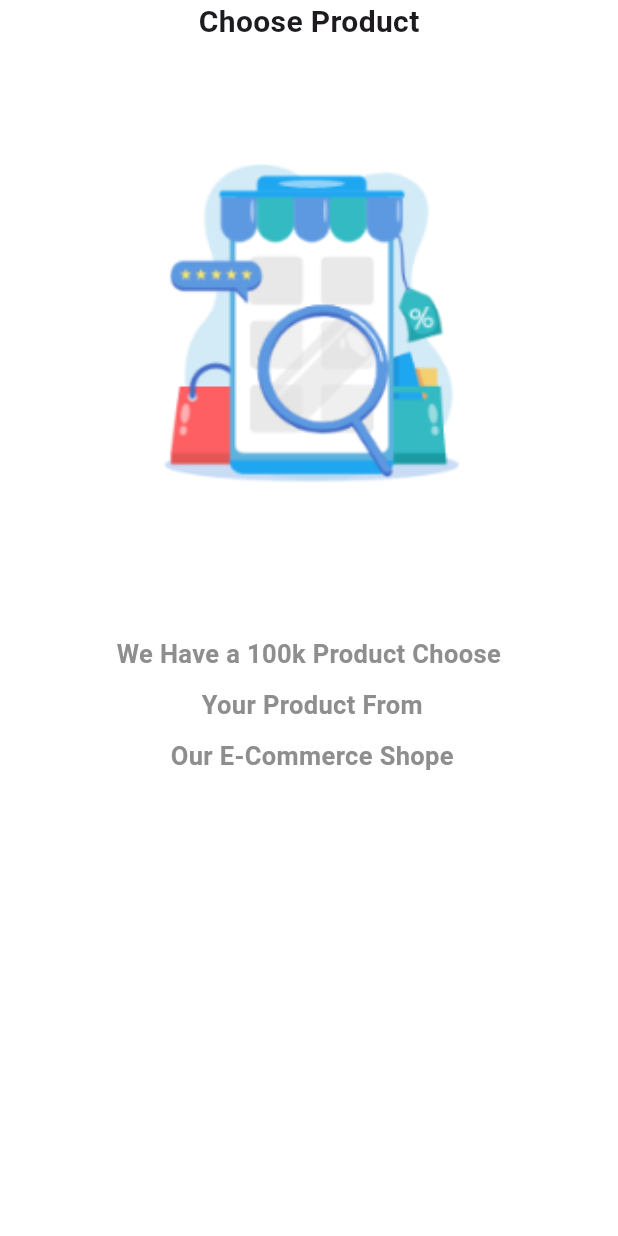
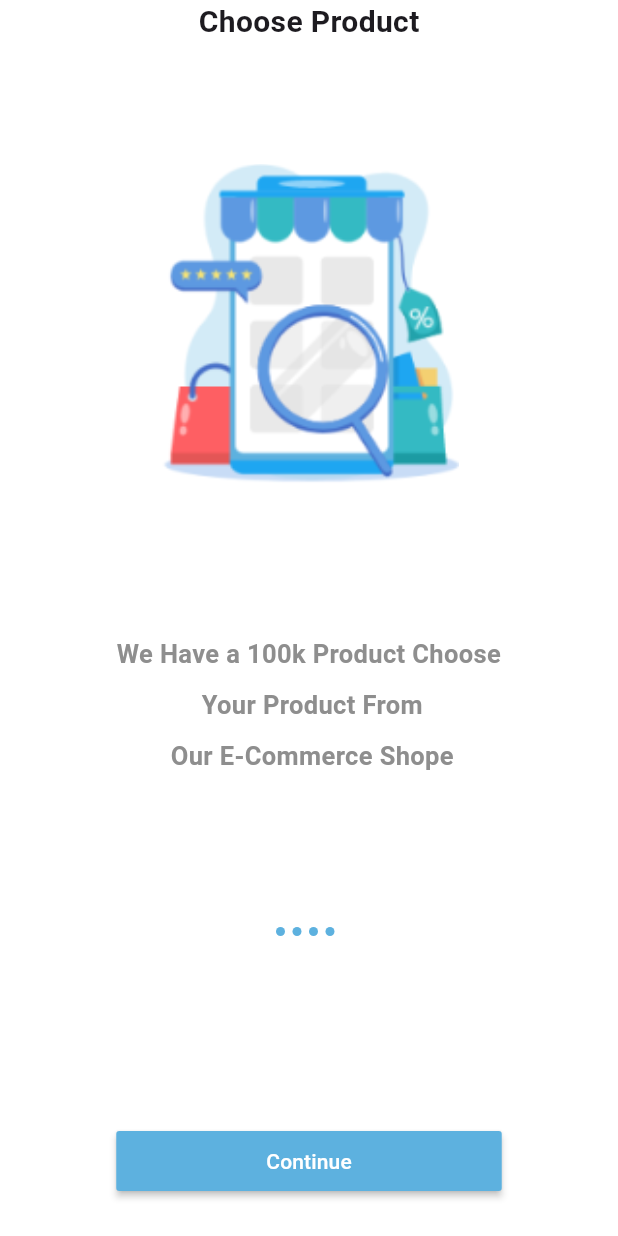
Before and after one commit to almotasim1900/knooz, a Flutter app: the screen it shows after launch, on a phone screen of 412 x 824 dp. Run offline on Flutter 3.47's test engine with Material 3 defaults, Android fonts, the phone set to English and light mode, and no system bars; our stand-ins replace get; project files that could hold a hidden picture were left out.

Commit message:
تحديث مشروع Knooz

```diff
--- a/lib/core/constant/colors.dart
+++ b/lib/core/constant/colors.dart
@@ -4,7 +4,5 @@ class AppColors {
   static const Color gray = Color(0xff8e8e8e);
   static const Color white = Colors.white;
   static const Color black = Colors.black;
-    static const Color primerycolor = Color(0xff515151);
-
-
+  static const Color primerycolor = Color(0xff5DB1DF);
 }
--- a/lib/view/screen/onboarding.dart
+++ b/lib/view/screen/onboarding.dart
@@ -1,8 +1,9 @@
 //الصفحة الاولي
-import 'package:cloud_firestore/cloud_firestore.dart';
 import 'package:flutter/material.dart';
 import 'package:koosh/core/constant/colors.dart';
-import 'package:koosh/data/datasource/static/static.dart';
+import 'package:koosh/view/widget/onboardingwidget/custombuttononboardingwidget.dart';
+import 'package:koosh/view/widget/onboardingwidget/dotscontrollerwidget.dart';
+import 'package:koosh/view/widget/onboardingwidget/slideronboardingwidget.dart';
 
 class OnBoarding extends StatelessWidget {
   const OnBoarding({super.key});
@@ -12,45 +13,32 @@ class OnBoarding extends StatelessWidget {
     return Scaffold(
       //لون الخلفية
       backgroundColor: AppColors.white,
-      body:SafeArea(child:
-      Column(
+      body: SafeArea(
+        child: Column(
           children: [
             // الاكسباندد لتفصل الاجزاء المتحركة في صفحة الاقلاع
+           const Expanded(
+              flex: 3,
+              child:
+              // F:\flutter\koosh\lib\view\widget\onboardingwidget\slideronboardingwidget.dart
+               SliderOnboardingWidget()            ),
+            //الاكسباندد الثاني لاحتواء نقاط التنقل
+            // F:\flutter\koosh\lib\view\widget\onboardingwidget\custombuttononboardingwidget.dart
             Expanded(
-            flex: 3,
-            child: PageView.builder(
-                  itemCount: onBoardingList.length,
-                  itemBuilder: (context,i)=>Column(
-                  children: [
-                    Text(onBoardingList[i].title!,style:const TextStyle(fontWeight: FontWeight.bold,fontSize: 20),),
-                   const SizedBox(height: 80,),
-                    //صور صفحة الاقلاع
-                    Image.asset(onBoardingList[i].image!,height: 230 ,width: 200,fit:BoxFit.fill,),
-                    const SizedBox(height: 80,),
-                     // حاوية خاصة بالنص تحت صور صفحة الاقلاع لاعطاءها بعض الخصائص
-                    Container(width: double.infinity,
-                    alignment: Alignment.center,
-                      child: Text(onBoardingList[i].body!,textAlign: TextAlign.center,style: TextStyle(fontWeight: FontWeight.bold,color: AppColors.gray,height: 2,fontSize: 17),))
-
-
-
+              flex: 1,
+              child: Column(
+                children:const [
+                 DotsControllerWidget(),
+                  Spacer(flex: 2),
+                  // الباتوم الخاص بالاسترار بين صفحات الاقلاع
+                  // F:\flutter\koosh\lib\view\widget\onboardingwidget\custombuttononboardingwidget.dart
+                  CustomButtonOnBoardingWidget(),
                 ],
-                )),
               ),
-          //الاكسباندد الثاني لاحتواء نقاط التنقل والباتوم
-          Expanded(flex: 1,
-            child: Column(
-            children: [
-              // ربط عدد النقاط بعدد عناصر صغحة الاقلاع
-              ...List.generate(onBoardingList.length, (index)=>AnimatedContainer(duration:const Duration(milliseconds: 900)))
-
+            ),
           ],
-          ))
-        ],
-      )
-        )
-
-
+        ),
+      ),
     );
   }
 }
--- /dev/null
+++ b/lib/view/widget/onboardingwidget/custombuttononboardingwidget.dart
@@ -0,0 +1,22 @@
+import 'package:flutter/material.dart';
+import 'package:koosh/core/constant/colors.dart';
+
+class CustomButtonOnBoardingWidget extends StatelessWidget {
+  const CustomButtonOnBoardingWidget({super.key});
+
+  @override
+  Widget build(BuildContext context) {
+    return Container(
+      margin: const EdgeInsets.only(bottom: 30),
+
+      height: 40,
+      child: MaterialButton(
+        textColor: AppColors.white,
+        color: AppColors.primerycolor,
+        padding: const EdgeInsets.symmetric(horizontal: 100, vertical: 2),
+        child: const Text('Continue'),
+        onPressed: () {},
+      ),
+    );
+  }
+}
--- /dev/null
+++ b/lib/view/widget/onboardingwidget/dotscontrollerwidget.dart
@@ -0,0 +1,30 @@
+import 'package:flutter/material.dart';
+import 'package:koosh/core/constant/colors.dart';
+import 'package:koosh/data/datasource/static/static.dart';
+
+class DotsControllerWidget extends StatelessWidget {
+  const DotsControllerWidget({super.key});
+
+  @override
+  Widget build(BuildContext context) {
+    return   Row(
+                    mainAxisAlignment: MainAxisAlignment.center,
+                    children: [
+                      // ربط عدد النقاط بعدد عناصر صغحة الاقلاع
+                      ...List.generate(
+                        onBoardingList.length,
+                        (index) => AnimatedContainer(
+                          margin: const EdgeInsets.only(right: 5),
+                          duration: const Duration(milliseconds: 900),
+                          height: 6,
+                          width: 6,
+                          decoration: BoxDecoration(
+                            color: AppColors.primerycolor,
+                            borderRadius: BorderRadius.circular(10),
+                          ),
+                        ),
+                      ),
+                    ],
+                  );
+  }
+}
--- /dev/null
+++ b/lib/view/widget/onboardingwidget/slideronboardingwidget.dart
@@ -0,0 +1,50 @@
+import 'package:flutter/material.dart';
+import 'package:koosh/core/constant/colors.dart';
+import 'package:koosh/data/datasource/static/static.dart';
+
+class SliderOnboardingWidget extends StatelessWidget {
+  const SliderOnboardingWidget({super.key});
+
+  @override
+  Widget build(BuildContext context) {
+    return PageView.builder(
+                itemCount: onBoardingList.length,
+                itemBuilder: (context, i) => Column(
+                  children: [
+                    Text(
+                      onBoardingList[i].title!,
+                      style: const TextStyle(
+                        fontWeight: FontWeight.bold,
+                        fontSize: 20,
+                      ),
+                    ),
+                    const SizedBox(height: 80),
+                    //صور صفحة الاقلاع
+                    Image.asset(
+                      onBoardingList[i].image!,
+                      height: 230,
+                      width: 200,
+                      fit: BoxFit.fill,
+                    ),
+                    const SizedBox(height: 80),
+                    // حاوية خاصة بالنص تحت صور صفحة الاقلاع لاعطاءها بعض الخصائص
+                    Container(
+                      width: double.infinity,
+                      alignment: Alignment.center,
+                      child: Text(
+                        onBoardingList[i].body!,
+                        textAlign: TextAlign.center,
+                        style: TextStyle(
+                          fontWeight: FontWeight.bold,
+                          color: AppColors.gray,
+                          height: 2,
+                          fontSize: 17,
+                        ),
+                      ),
+                    ),
+                  ],
+                ),
+              )
+;
+  }
+}
```
Lines whose indentation alone changed are shown as unchanged.
